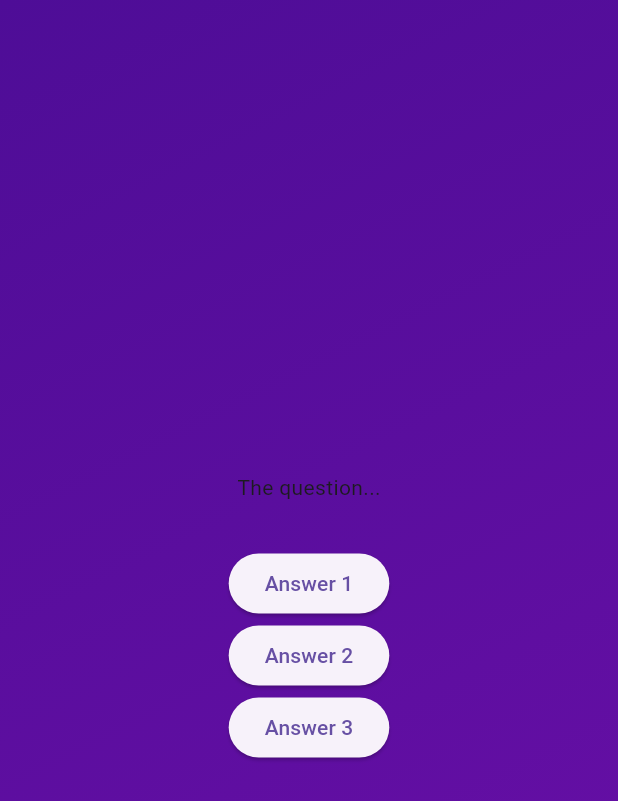
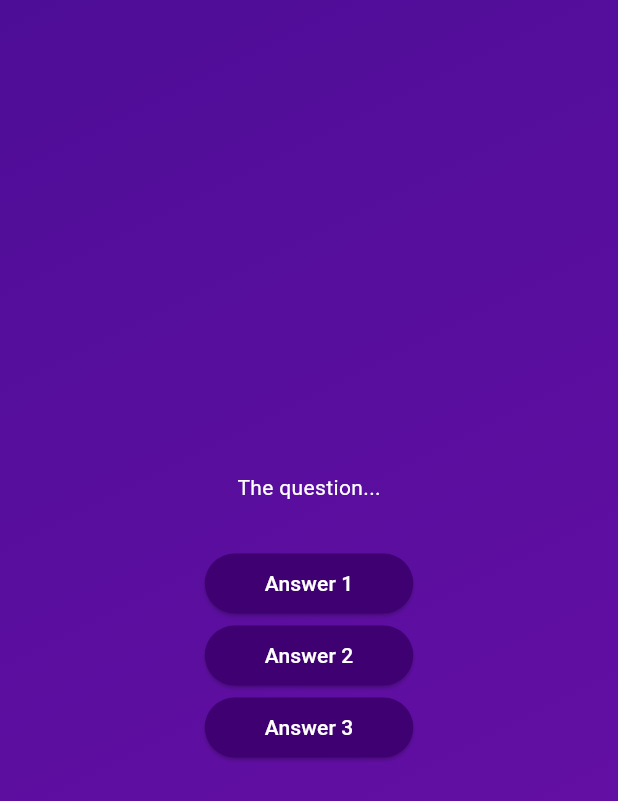
Before and after one commit to Raghunandan16/adv_basics, a Flutter app: the screen it shows after launch, after a tap on "Start Quiz", on a phone screen of 412 x 824 dp. Shown: the top 801 px of the screen. Run offline on Flutter 3.47's test engine with Material 3 defaults, Android fonts, the phone set to English and light mode, and no system bars.

Commit message:
modified answer button

```diff
--- /dev/null
+++ b/lib/answer_button.dart
@@ -0,0 +1,23 @@
+import 'package:flutter/material.dart';
+
+class AnswerButton extends StatelessWidget {
+  const AnswerButton(
+      {required this.onTap, required this.answerText, super.key});
+  final void Function() onTap;
+  final String answerText;
+  @override
+  Widget build(context) {
+    return ElevatedButton(
+      onPressed: onTap,
+      style: ElevatedButton.styleFrom(
+        padding: const EdgeInsets.symmetric(
+          vertical: 10,
+          horizontal: 40,
+        ),
+        backgroundColor: const Color.fromARGB(255, 63, 1, 114),
+        foregroundColor: Colors.white,
+      ),
+      child: Text(answerText),
+    );
+  }
+}
--- a/lib/questions_screen.dart
+++ b/lib/questions_screen.dart
@@ -1,3 +1,4 @@
+import 'package:adv_basics/answer_button.dart';
 import 'package:flutter/material.dart';
 
 class QuestionsScreen extends StatefulWidget {
@@ -16,22 +17,16 @@ class _QuestionsScreenState extends State<QuestionsScreen> {
       child: Column(
         mainAxisAlignment: MainAxisAlignment.center,
         children: [
-          const Text('The question...'),
+          const Text(
+            'The question...',
+            style: TextStyle(color: Colors.white),
+          ),
           const SizedBox(
             height: 30,
           ),
-          ElevatedButton(
-            onPressed: () {},
-            child: const Text('Answer 1'),
-          ),
-          ElevatedButton(
-            onPressed: () {},
-            child: const Text('Answer 2'),
-          ),
-          ElevatedButton(
-            onPressed: () {},
-            child: const Text('Answer 3'),
-          ),
+          AnswerButton(onTap: () {}, answerText: 'Answer 1'),
+          AnswerButton(onTap: () {}, answerText: 'Answer 2'),
+          AnswerButton(onTap: () {}, answerText: 'Answer 3'),
         ],
       ),
     );
```
